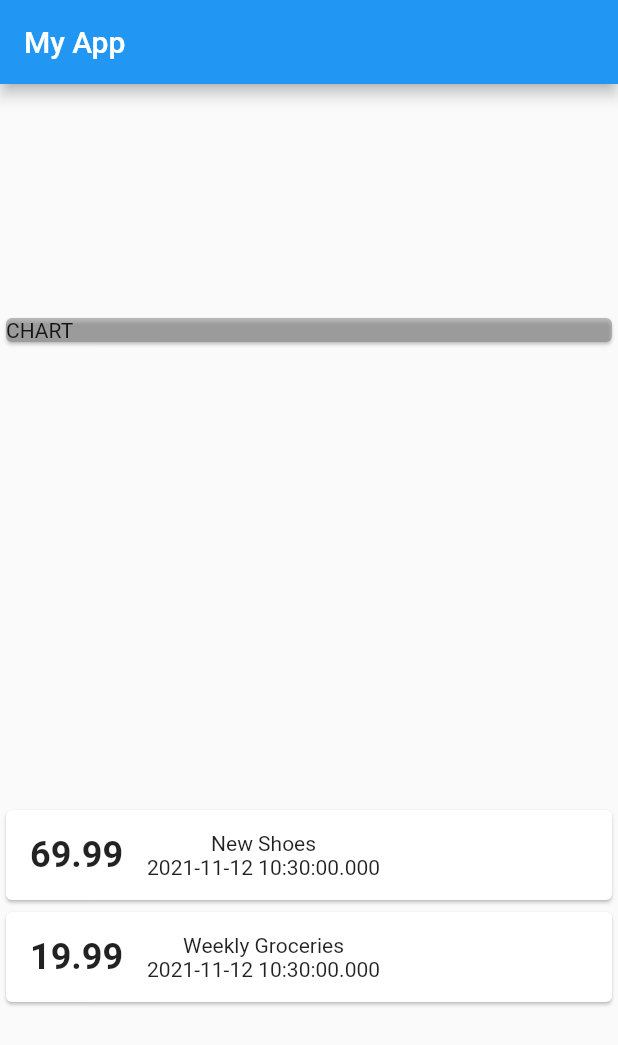
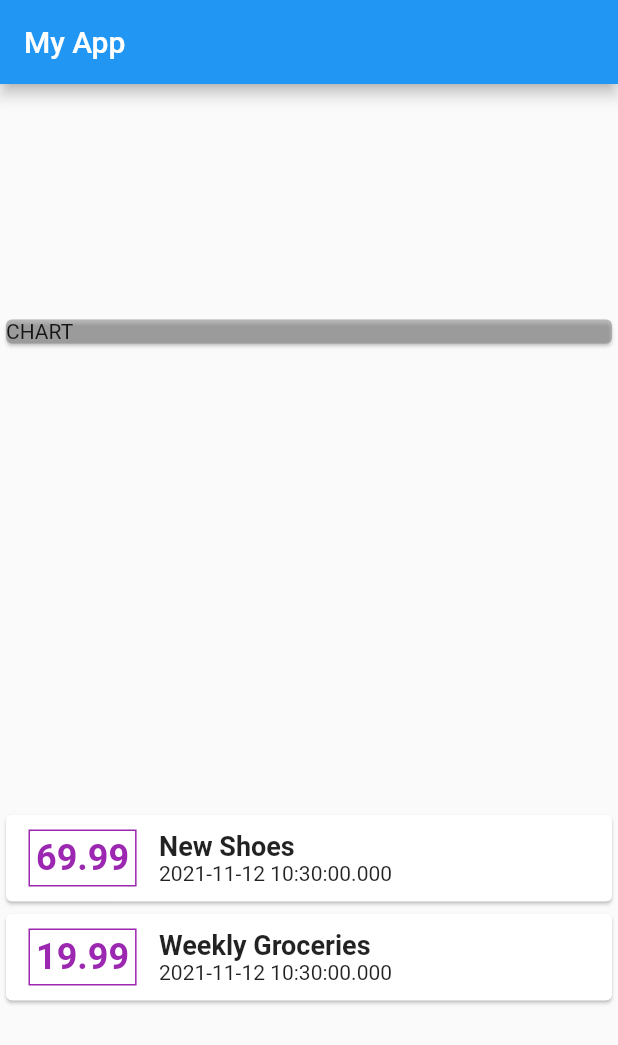
Before and after one commit to aj2460/Expense-calc, a Flutter app: the screen it shows after launch, on a phone screen of 412 x 824 dp. Shown: the top 1045 px of the screen. Run offline on Flutter 3.47's test engine with Material 2 defaults, Android fonts, the phone set to English and light mode, and no system bars.

Commit message:
Styling widget Transaction card

```diff
--- a/lib/main.dart
+++ b/lib/main.dart
@@ -47,19 +47,28 @@ class MyHomePage extends StatelessWidget {
                 child: Row(
                   children: [
                     Container(
-                      margin: EdgeInsets.all(12),
+                      margin:
+                          EdgeInsets.symmetric(vertical: 10, horizontal: 15),
                       padding: EdgeInsets.all(4),
+                      decoration: BoxDecoration(
+                        border: Border.all(color: Colors.purple),
+                      ),
                       child: Text(
                         tx.amount.toString(),
                         style: TextStyle(
-                          fontSize: 24,
-                          fontWeight: FontWeight.bold,
-                        ),
+                            fontSize: 24,
+                            fontWeight: FontWeight.bold,
+                            color: Colors.purple),
                       ),
                     ),
                     Column(
+                      crossAxisAlignment: CrossAxisAlignment.start,
                       children: [
-                        Text(tx.title),
+                        Text(
+                          tx.title,
+                          style: TextStyle(
+                              fontSize: 18, fontWeight: FontWeight.bold),
+                        ),
                         Text(tx.date.toString()),
                       ],
                     )
```
